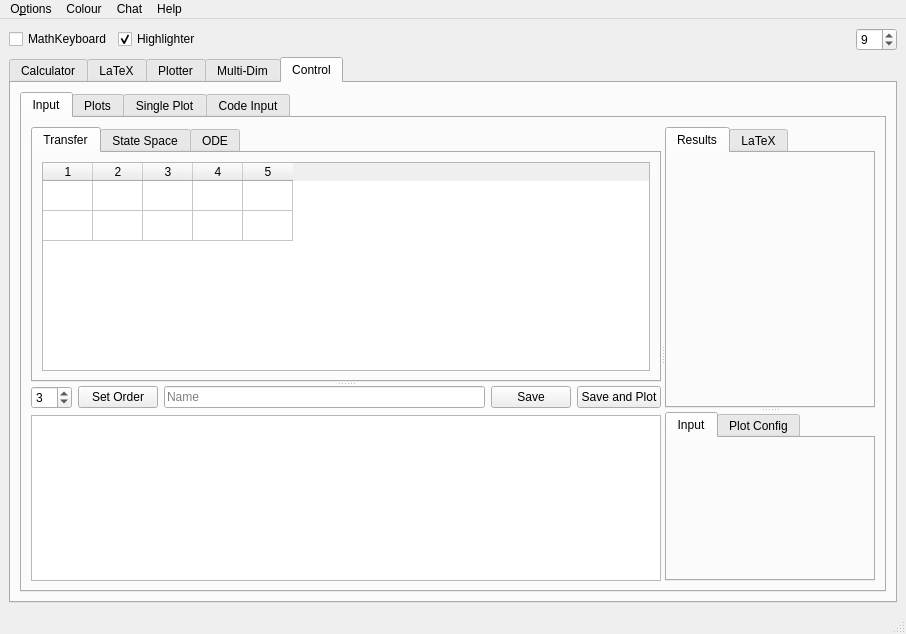
AstusRush/AMaDiA, file AMaDiA_Files/AMaDiAUI.ui: the form before one commit.
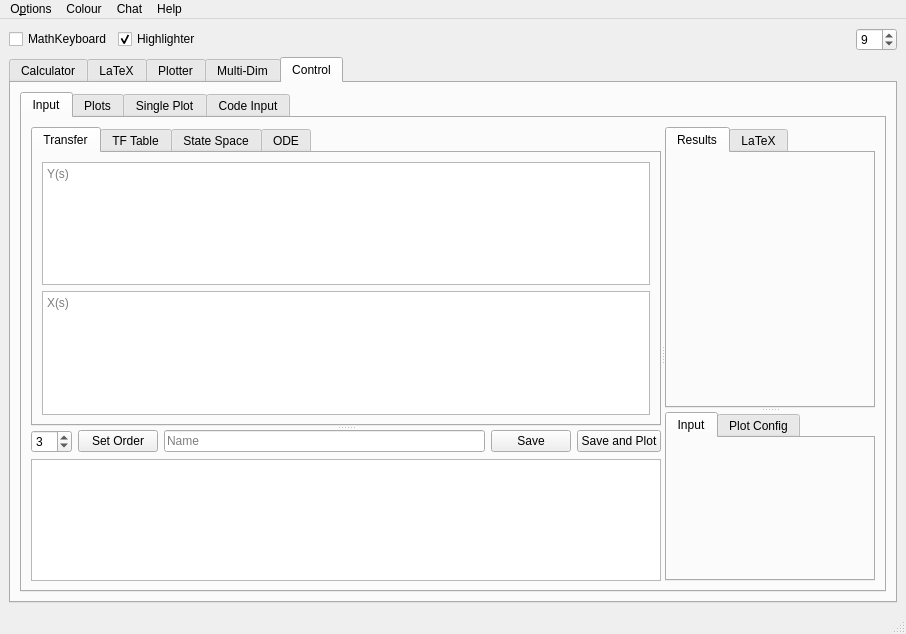
The form after the commit. Custom widgets are drawn as their Qt base class.

Patch:
```diff
--- a/AMaDiA_Files/AMaDiAUI.ui
+++ b/AMaDiA_Files/AMaDiAUI.ui
@@ -834,10 +834,31 @@
                 <property name="currentIndex">
                  <number>0</number>
                 </property>
-                <widget class="QWidget" name="Tab_5_1_System_1TF">
+                <widget class="QWidget" name="Tab_5_1_System_4ATF">
                  <attribute name="title">
                   <string>Transfer</string>
                  </attribute>
+                 <layout class="QGridLayout" name="gridLayout_26">
+                  <item row="0" column="0">
+                   <widget class="LineEdit" name="Tab_5_1_System_4ATF_Ys">
+                    <property name="placeholderText">
+                     <string>Y(s)</string>
+                    </property>
+                   </widget>
+                  </item>
+                  <item row="1" column="0">
+                   <widget class="LineEdit" name="Tab_5_1_System_4ATF_Xs">
+                    <property name="placeholderText">
+                     <string>X(s)</string>
+                    </property>
+                   </widget>
+                  </item>
+                 </layout>
+                </widget>
+                <widget class="QWidget" name="Tab_5_1_System_1TF">
+                 <attribute name="title">
+                  <string>TF Table</string>
+                 </attribute>
                  <layout class="QGridLayout" name="gridLayout_25">
                   <item row="0" column="0">
                    <widget class="QTableWidget" name="Tab_5_1_System_1TF_tableWidget">
```
Left out of the diff: 6 changed lines with no effect on the pictures.
